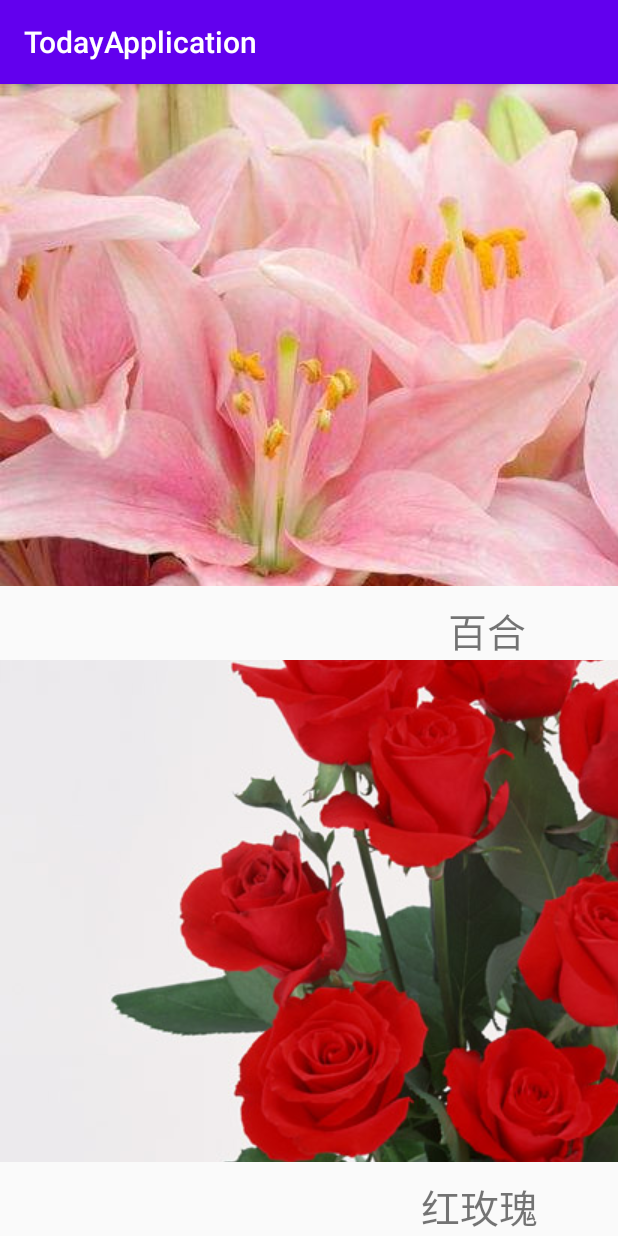
After one commit to gallifreyCar/TodayApplication, an Android app: the RecyclerViewActivity screen opened directly, with no data from a screen before it, on a phone screen of 412 x 824 dp. The commit adds this screen. Run offline under Robolectric (Android 15) with nearby library versions, the light colour scheme and no system bars.

Commit message:
更新RecyclerViewActivity的内容

```diff
--- /dev/null
+++ b/app/src/main/java/com/gallifrey/todayapplication/recyclerview/RecyclerFlowerAdapter.java
@@ -0,0 +1,62 @@
+package com.gallifrey.todayapplication.recyclerview;
+
+import android.content.Context;
+import android.view.LayoutInflater;
+import android.view.View;
+import android.view.ViewGroup;
+import android.widget.ImageView;
+import android.widget.TextView;
+
+import androidx.annotation.NonNull;
+import androidx.recyclerview.widget.RecyclerView;
+
+import com.gallifrey.todayapplication.R;
+import com.gallifrey.todayapplication.listview.Flower;
+
+import java.util.List;
+
+public class RecyclerFlowerAdapter extends RecyclerView.Adapter<RecyclerFlowerAdapter.ViewHolder>{
+    private List<Flower> mData;
+    private Context mContext;
+
+    public RecyclerFlowerAdapter(List<Flower> mData, Context mContext) {
+        this.mData = mData;
+        this.mContext = mContext;
+    }
+
+    static class ViewHolder extends RecyclerView.ViewHolder{
+        ImageView imageView;
+        TextView textView;
+        public ViewHolder(@NonNull View itemView) {
+            super(itemView);
+            imageView=itemView.findViewById(R.id.rv_iv);
+            textView=itemView.findViewById(R.id.rv_tv);
+        }
+    }
+
+
+    @NonNull
+    @Override
+    public RecyclerFlowerAdapter.ViewHolder onCreateViewHolder(@NonNull ViewGroup parent, int viewType) {
+//        View view= LayoutInflater.from(mContext).inflate(R.layout.recyclerlinearitem,parent,false); //测试线性布局管理器和网格布局管理器
+//        View view=LayoutInflater.from(mContext).inflate(R.layout.recyclersvitem,parent,false);//测试瀑布流布局管理器
+        View view=LayoutInflater.from(mContext).inflate(R.layout.recyclershitem,parent,false);//测试瀑布流布局管理器
+        ViewHolder viewHolder =new ViewHolder(view);
+
+
+
+        return viewHolder;
+    }
+
+    @Override
+    public void onBindViewHolder(@NonNull RecyclerFlowerAdapter.ViewHolder holder, int position) {
+        holder.imageView.setImageResource(mData.get(position).getImageId());
+        holder.textView.setText(mData.get(position).getName());
+
+    }
+
+    @Override
+    public int getItemCount() {
+        return mData.size();
+    }
+}
--- /dev/null
+++ b/app/src/main/java/com/gallifrey/todayapplication/recyclerview/RecyclerViewActivity.java
@@ -0,0 +1,69 @@
+package com.gallifrey.todayapplication.recyclerview;
+
+import androidx.appcompat.app.AppCompatActivity;
+import androidx.recyclerview.widget.GridLayoutManager;
+import androidx.recyclerview.widget.LinearLayoutManager;
+import androidx.recyclerview.widget.RecyclerView;
+import androidx.recyclerview.widget.StaggeredGridLayoutManager;
+
+import android.os.Bundle;
+import android.widget.GridLayout;
+import android.widget.LinearLayout;
+
+import com.gallifrey.todayapplication.R;
+import com.gallifrey.todayapplication.listview.Flower;
+
+import java.util.LinkedList;
+import java.util.List;
+
+public class RecyclerViewActivity extends AppCompatActivity {
+    private RecyclerView mRv;
+    private List<Flower> flowerList;
+    @Override
+    protected void onCreate(Bundle savedInstanceState) {
+        super.onCreate(savedInstanceState);
+        setContentView(R.layout.activity_recycle_view);
+        initFlower();
+        mRv=findViewById(R.id.rv);
+
+//        测试线性布局管理器
+//        LinearLayoutManager linearLayoutManager=new LinearLayoutManager(this);
+//        linearLayoutManager.setOrientation(LinearLayoutManager.HORIZONTAL);
+//        mRv.setLayoutManager(linearLayoutManager);
+
+//        测试网格布局管理器
+//        GridLayoutManager gridLayoutManager=new GridLayoutManager(this,2);
+//        gridLayoutManager.setOrientation(GridLayoutManager.HORIZONTAL);
+//        mRv.setLayoutManager(gridLayoutManager);
+
+//        测试瀑布流布局管理器 垂直方向
+//        StaggeredGridLayoutManager staggeredGridLayoutManager=new StaggeredGridLayoutManager(2,StaggeredGridLayoutManager.VERTICAL);
+//        mRv.setLayoutManager(staggeredGridLayoutManager);
+//        测试瀑布流布局管理器 水平方向
+        StaggeredGridLayoutManager staggeredGridLayoutManager=new StaggeredGridLayoutManager(2,StaggeredGridLayoutManager.HORIZONTAL);
+        mRv.setLayoutManager(staggeredGridLayoutManager);
+
+
+//      设置适配器
+        mRv.setAdapter(new RecyclerFlowerAdapter(flowerList,this));
+
+    }
+
+
+    private void initFlower() {
+        flowerList=new LinkedList<>();
+        flowerList.add(new Flower(R.drawable.baihe,"百合","百年好合"));
+        flowerList.add(new Flower(R.drawable.rose,"红玫瑰","富有热情"));
+        flowerList.add(new Flower(R.drawable.yinghua,"樱花","幸福永远"));
+        flowerList.add(new Flower(R.drawable.sunflower,"向日葵","光辉忠诚"));
+        flowerList.add(new Flower(R.drawable.ziluolan,"紫罗兰","永恒的美与爱"));
+        flowerList.add(new Flower(R.drawable.jidanhua,"鸡蛋花","孕育希望复活"));
+
+        flowerList.add(new Flower(R.drawable.baihe,"百合22","百年好合"));
+        flowerList.add(new Flower(R.drawable.rose,"红玫瑰22","富有热情"));
+        flowerList.add(new Flower(R.drawable.yinghua,"樱花22","幸福永远"));
+        flowerList.add(new Flower(R.drawable.sunflower,"向日葵22","光辉忠诚"));
+        flowerList.add(new Flower(R.drawable.ziluolan,"紫罗兰22","永恒的美与爱"));
+        flowerList.add(new Flower(R.drawable.jidanhua,"鸡蛋花22","孕育希望复活"));
+    }
+}
--- /dev/null
+++ b/app/src/main/res/layout/activity_recycle_view.xml
@@ -0,0 +1,13 @@
+<?xml version="1.0" encoding="utf-8"?>
+<androidx.constraintlayout.widget.ConstraintLayout xmlns:android="http://schemas.android.com/apk/res/android"
+    xmlns:app="http://schemas.android.com/apk/res-auto"
+    xmlns:tools="http://schemas.android.com/tools"
+    android:layout_width="match_parent"
+    android:layout_height="match_parent"
+    tools:context=".recyclerview.RecyclerViewActivity">
+    <androidx.recyclerview.widget.RecyclerView
+        android:layout_width="match_parent"
+        android:layout_height="match_parent"
+        android:id="@+id/rv"/>
+
+</androidx.constraintlayout.widget.ConstraintLayout>
--- /dev/null
+++ b/app/src/main/res/layout/recyclershitem.xml
@@ -0,0 +1,22 @@
+<?xml version="1.0" encoding="utf-8"?>
+<LinearLayout xmlns:android="http://schemas.android.com/apk/res/android"
+    android:layout_width="wrap_content"
+    android:layout_height="match_parent"
+    android:orientation="vertical">
+    <ImageView
+        android:layout_width="wrap_content"
+        android:layout_height="0dp"
+        android:layout_weight="1"
+        android:id="@+id/rv_iv"
+        android:src="@drawable/baihe"
+        android:scaleType="centerCrop" />
+    <TextView
+        android:layout_width="wrap_content"
+        android:layout_height="wrap_content"
+        android:id="@+id/rv_tv"
+        android:text="test"
+        android:layout_gravity="center"
+        android:textSize="26sp"
+        android:gravity="center"
+        android:layout_marginTop="10dp"/>
+</LinearLayout>
```
Also changed, not shown: app/src/main/AndroidManifest.xml (+6 -1 lines), app/src/main/java/com/gallifrey/todayapplication/MainActivity.java (+8 -11 lines), app/src/main/res/layout/activity_main.xml (+9 -0 lines), app/src/main/res/layout/recyclerlinearitem.xml (added, +23 -0 lines), app/src/main/res/layout/recyclersvitem.xml (added, +22 -0 lines).
